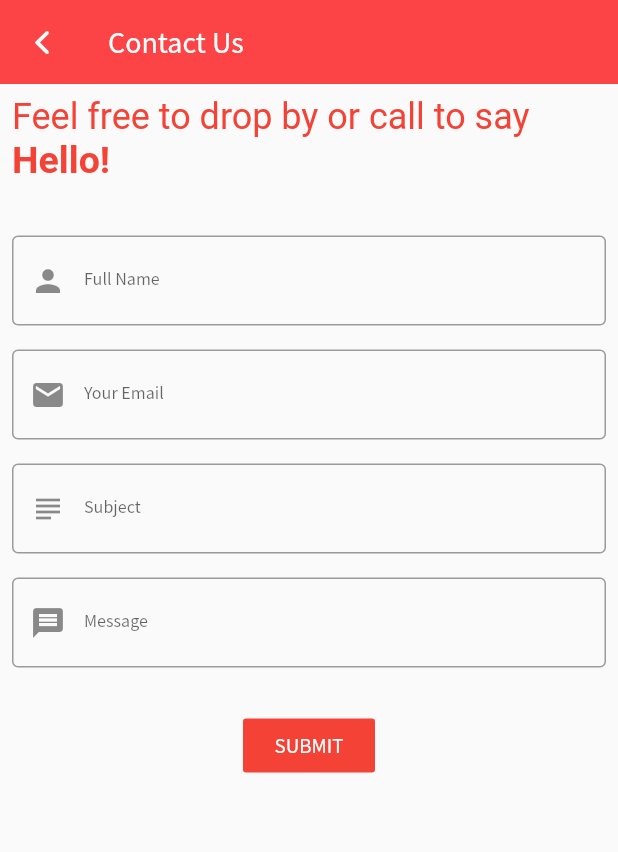
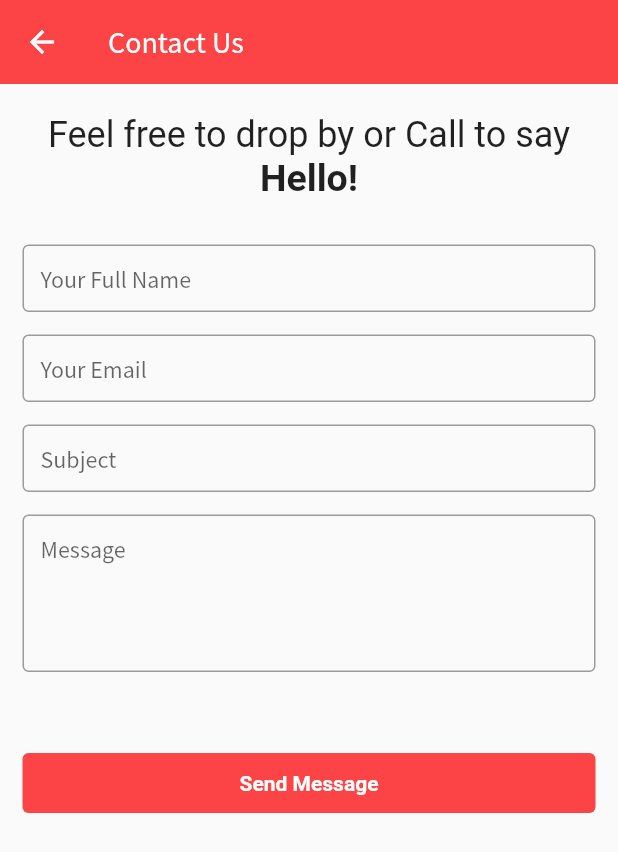
Before and after one commit to ArishSultan/agent-pet, a Flutter app: the screen it shows after launch, in the side drawer, after a tap on "Contact Us", on a phone screen of 412 x 824 dp. Shown: the top 852 px of the screen. Run offline on Flutter 3.47's test engine with Material 2 defaults, Android fonts, the phone set to English and light mode, and no system bars; our stand-ins replace connectivity, dio, file_picker, flutter_html, google_maps_flutter, google_sign_in and 2 more; missing offline and left inert: flutter_facebook_login, flutter_image, pedantic; accounts and stored records are empty; generated files the repository leaves out were written again; network calls fail; statements that could not run were skipped.

Commit message:
:hammer: Redesigned [Contact] Page and renamed contact_page.dart to contact-us_page.dart

```diff
--- a/lib/src/pages/contact_page.dart
+++ /dev/null
@@ -1,125 +0,0 @@
-import 'package:flutter/cupertino.dart';
-import 'package:flutter/material.dart';
-
-class Contact extends StatefulWidget {
-  @override
-  _ContactState createState() => _ContactState();
-}
-
-class _ContactState extends State<Contact> {
-  var _formKey = GlobalKey<FormState>();
-  var _scaffoldKey = GlobalKey<ScaffoldState>();
-  bool _autoValidate = false;
-
-  TextEditingController fullName = TextEditingController();
-  TextEditingController email = TextEditingController();
-  TextEditingController subject = TextEditingController();
-  TextEditingController message = TextEditingController();
-
-  @override
-  Widget build(BuildContext context) {
-    return Scaffold(
-      key: _scaffoldKey,
-      appBar: AppBar(
-        title: Text("Contact Us"),
-        leading: IconButton(
-          icon: Icon(
-            CupertinoIcons.back,
-            color: Colors.white,
-          ),
-          onPressed: () {
-            Navigator.pop(context);
-          },
-        ),
-      ),
-      body:  SingleChildScrollView(
-        child: Form(
-          key: _formKey,
-          autovalidate: _autoValidate,
-          child: Column(
-              children: <Widget>[
-                Padding(
-                  padding: const EdgeInsets.all(8.0),
-                  child: RichText(
-                    text: TextSpan(
-                        text: 'Feel free to drop by or call to say ',
-                        style: TextStyle(color: Colors.primaries[0], fontSize: 24),
-                        children: <TextSpan>[
-                          TextSpan(
-                            text: 'Hello!',
-                            style: TextStyle(
-                              fontSize: 25,
-                              fontWeight: FontWeight.bold,
-                            ),
-                          ),
-                        ]),
-                  ),
-                ),
-                SizedBox(
-                  height: 20,
-                ),
-                _buildTextField(context, fullName, "Full Name"),
-                _buildTextField(context, email, "Your Email"),
-                _buildTextField(context, subject, "Subject"),
-                _buildTextField(context, message, "Message"),
-                SizedBox(
-                  height: 20,
-                ),
-
-
-                FlatButton(
-
-                  onPressed: (){
-                    if(_formKey.currentState.validate()){
-                      FocusScope.of(context).requestFocus(FocusNode());
-                      _scaffoldKey.currentState.showSnackBar(SnackBar(
-                        content: Text("We have received your message and will contact you shortly."),
-                      ));
-                      Future.delayed(Duration(seconds: 2),
-                              () => Navigator.of(context).pop());
-                    }else{
-                      setState(() {
-                        _autoValidate=true;
-                      });
-                    }
-                  },
-                  color: Colors.primaries[0],
-                  child: Text(
-                    "SUBMIT",
-                    style: TextStyle(color: Colors.white),
-                  ),
-                ),
-              ],
-          ),
-        ),
-      ),
-    );
-  }
-
-  _buildTextField(
-    context,
-    textFieldController,
-    labelText,
-  ) =>
-      Padding(
-          padding: const EdgeInsets.all(8.0),
-          child: TextFormField(
-            validator: (value){
-              if(value.isEmpty){
-                return 'Please enter $labelText';
-              }
-              if(labelText=='Your Email' && !RegExp(r"^[a-zA-Z0-9.a-zA-Z0-9.!#$%&'*+-/=?^_`{|}~]+@[a-zA-Z0-9]+\.[a-zA-Z]+").hasMatch(value)){
-                return 'Please provide a valid email';
-              }
-              return null;
-            },
-            controller: textFieldController,
-            keyboardType: labelText == 'Your Email' ? TextInputType.emailAddress : TextInputType.text,
-            decoration: InputDecoration(
-              labelText: labelText,
-              labelStyle: TextStyle(fontSize: 12.0),
-              border: OutlineInputBorder(),
-              prefixIcon: labelText == 'Full Name' ? Icon(Icons.person) : (labelText == 'Your Email' ? Icon(Icons.email) : (labelText == 'Message' ? Icon(Icons.message) : Icon(Icons.subject)))
-            ),
-          ));
-}
--- /dev/null
+++ b/lib/src/ui/pages/contact-us_page.dart
@@ -0,0 +1,108 @@
+import 'package:agent_pet/src/base/services.dart';
+import 'package:agent_pet/src/base/theme.dart';
+import 'package:agent_pet/src/utils/lazy_task.dart';
+import 'package:agent_pet/src/utils/validators.dart';
+import 'package:agent_pet/src/widgets/app_text_field.dart';
+import 'package:flutter/cupertino.dart';
+import 'package:flutter/material.dart';
+
+class ContactDetail {
+  String name;
+  String email;
+  String subject;
+  String message;
+
+  ContactDetail({
+    this.name = '',
+    this.email = '',
+    this.subject = '',
+    this.message = '',
+  });
+}
+
+class ContactUsPage extends StatelessWidget {
+  final detail = ContactDetail();
+  final formKey = GlobalKey<FormState>();
+
+  @override
+  Widget build(BuildContext context) {
+    return Container(
+      child: Scaffold(
+        appBar: AppBar(
+          title: Text('Contact Us'),
+        ),
+        body: Form(
+          key: formKey,
+          child: SingleChildScrollView(
+            padding: const EdgeInsets.symmetric(horizontal: 15),
+            child: Column(children: [
+              Padding(
+                padding: const EdgeInsets.fromLTRB(0, 20, 0, 30),
+                child: Text.rich(
+                  TextSpan(
+                    text: 'Feel free to drop by or Call to say ',
+                    style: TextStyle(fontSize: 24),
+                    children: [
+                      TextSpan(
+                        text: 'Hello!',
+                        style: TextStyle(
+                          fontSize: 25,
+                          fontWeight: FontWeight.bold,
+                        ),
+                      ),
+                    ]
+                  ),
+                  textAlign: TextAlign.center,
+                ),
+              ),
+              AppTextField(
+                label: 'Your Full Name',
+                validator: Validators.required,
+                onSaved: (value) => detail.name = value,
+              ),
+              Padding(
+                padding: const EdgeInsets.symmetric(vertical: 15),
+                child: AppTextField(
+                  label: 'Your Email',
+                  validator: Validators.requiredEmail,
+                  keyboardType: TextInputType.emailAddress,
+                  onSaved: (value) => detail.email = value,
+                ),
+              ),
+              AppTextField(
+                label: 'Subject',
+                validator: Validators.required,
+                onSaved: (value) => detail.subject = value,
+              ),
+              Padding(
+                padding: const EdgeInsets.only(top: 15, bottom: 50),
+                child: AppTextField(
+                  label: 'Message',
+                  maxLines: 4,
+                  validator: Validators.required,
+                  onSaved: (value) => detail.message = value,
+                ),
+              ),
+
+              TextButton(
+                style: AppTheme.extendedPrimaryTextButton,
+                // label: Icon(Icons.send),
+                child: Text('Send Message'),
+                onPressed: () async {
+                  if (formKey.currentState.validate()) {
+                    await performLazyTask(context, () async {
+                    });
+
+                    AppServices.scaffoldMessenger.currentState.showSnackBar(SnackBar(
+                      content: Text('We have received your message and will contact you shortly.'),
+                    ));
+                  }
+                },
+              ),
+            ]),
+          ),
+        ),
+      ),
+    );
+  }
+}
--- a/lib/src/ui/views/drawer_view.dart
+++ b/lib/src/ui/views/drawer_view.dart
@@ -9,7 +9,7 @@ import 'package:agent_pet/src/pages/profile/my-ads_page.dart';
 import 'package:agent_pet/src/pages/profile/my-alerts_page.dart';
 import 'package:agent_pet/src/pages/profile/my-orders_page.dart';
 import 'package:agent_pet/src/services/auth_service.dart';
-import 'package:agent_pet/src/pages/contact_page.dart';
+import 'file:///D:/Workspace/Tools/Flutter/agent_pet/lib/src/ui/pages/contact-us_page.dart';
 import 'package:agent_pet/src/pages/pets-listing/pet-listing_page.dart';
 import 'package:agent_pet/src/pages/pets-and-vets_page.dart';
 import 'package:agent_pet/src/pages/auth/login_page.dart';
@@ -211,7 +211,7 @@ class _DrawerViewState extends State<DrawerView> {
             icon: Icon(CupertinoIcons.mail, color: Colors.grey.shade700),
             title: 'Contact Us',
             onPressed: () {
-              CustomNavigator.navigateTo(context, Contact());
+              CustomNavigator.navigateTo(context, ContactUsPage());
             },
           ),
         ]),
```
